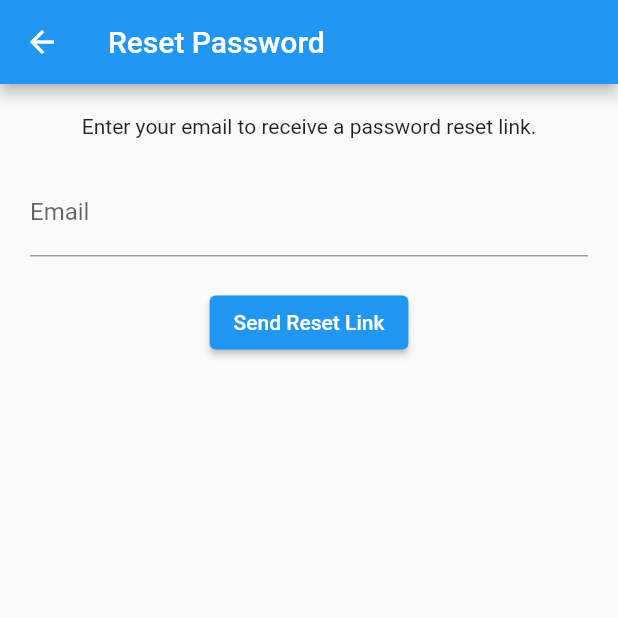
After one commit to wtwente20/SavePoint, a Flutter app: the screen it shows after launch, after a tap on "Forgot password?", on a phone screen of 412 x 824 dp, the top half of it. The commit adds this screen. Run offline on Flutter 3.47's test engine with Material 2 defaults, Android fonts, the phone set to English and light mode, and no system bars; our stand-ins replace firebase_auth, firebase_core, firebase_database, flutter_riverpod, google_sign_in; accounts and stored records are empty.

```diff
--- /dev/null
+++ b/lib/screens/forgot_password_screen.dart
@@ -0,0 +1,63 @@
+import 'package:firebase_auth/firebase_auth.dart';
+import 'package:flutter/material.dart';
+
+class ForgotPasswordScreen extends StatefulWidget {
+  @override
+  _ForgotPasswordScreenState createState() => _ForgotPasswordScreenState();
+}
+
+class _ForgotPasswordScreenState extends State<ForgotPasswordScreen> {
+  final FirebaseAuth _auth = FirebaseAuth.instance;
+  final _formKey = GlobalKey<FormState>();
+  String _email = '';
+
+  Future<void> _resetPassword() async {
+    try {
+      await _auth.sendPasswordResetEmail(email: _email);
+      ScaffoldMessenger.of(context)
+          .showSnackBar(SnackBar(content: Text("Reset password link has been sent to your email.")));
+      Navigator.of(context).pop();
+    } catch (error) {
+      print(error);
+      ScaffoldMessenger.of(context)
+          .showSnackBar(SnackBar(content: Text("Error sending reset password link.")));
+    }
+  }
+
+  @override
+  Widget build(BuildContext context) {
+    return Scaffold(
+      appBar: AppBar(title: Text('Reset Password')),
+      body: Padding(
+        padding: const EdgeInsets.all(20.0),
+        child: Form(
+          key: _formKey,
+          child: Column(
+            children: [
+              Text("Enter your email to receive a password reset link."),
+              SizedBox(height: 20),
+              TextFormField(
+                decoration: InputDecoration(labelText: 'Email'),
+                onSaved: (value) => _email = value!,
+                validator: (value) {
+                  if (value!.isEmpty) return "Please enter your email.";
+                  return null;
+                },
+              ),
+              SizedBox(height: 20),
+              ElevatedButton(
+                child: Text('Send Reset Link'),
+                onPressed: () {
+                  if (_formKey.currentState!.validate()) {
+                    _formKey.currentState!.save();
+                    _resetPassword();
+                  }
+                },
+              ),
+            ],
+          ),
+        ),
+      ),
+    );
+  }
+}
--- a/lib/screens/sign_in_screen.dart
+++ b/lib/screens/sign_in_screen.dart
@@ -1,7 +1,9 @@
-import 'package:firebase_auth/firebase_auth.dart'; // Ensure you have imported this package.
+import 'package:firebase_auth/firebase_auth.dart';
 import 'package:flutter/material.dart';
 import 'package:google_sign_in/google_sign_in.dart';
-import 'package:savepoint_app/screens/sign_up_screen.dart'; // Ensure you have imported this package.
+import 'package:savepoint_app/screens/sign_up_screen.dart';
+
+import 'forgot_password_screen.dart';
 
 class SignInScreen extends StatefulWidget {
   @override
@@ -16,39 +18,39 @@ class _SignInScreenState extends State<SignInScreen> {
   String _email = '';
   String _password = '';
 
-  Future<User?> _signInWithGoogle() async {
-    try {
-      final GoogleSignInAccount? googleSignInAccount = await googleSignIn.signIn();
+  // Future<User?> _signInWithGoogle() async {
+  //   try {
+  //     final GoogleSignInAccount? googleSignInAccount =
+  //         await googleSignIn.signIn();
 
-      if (googleSignInAccount != null) {
-        final GoogleSignInAuthentication googleSignInAuthentication = await googleSignInAccount.authentication;
+  //     if (googleSignInAccount != null) {
+  //       final GoogleSignInAuthentication googleSignInAuthentication =
+  //           await googleSignInAccount.authentication;
 
-        final AuthCredential credential = GoogleAuthProvider.credential(
-          accessToken: googleSignInAuthentication.accessToken,
-          idToken: googleSignInAuthentication.idToken,
-        );
+  //       final AuthCredential credential = GoogleAuthProvider.credential(
+  //         accessToken: googleSignInAuthentication.accessToken,
+  //         idToken: googleSignInAuthentication.idToken,
+  //       );
 
-        final userCredential = await _auth.signInWithCredential(credential);
-
-        return userCredential.user;
-      }
-    } catch (error) {
-      print(error);
-      return null;
-    }
-  }
+  //       final userCredential = await _auth.signInWithCredential(credential);
+  //       return userCredential.user;
+  //     }
+  //   } catch (error) {
+  //     print(error);
+  //     return null;
+  //   }
+  // } disabled for now
 
   Future<void> _signInWithEmailAndPassword() async {
     if (_formKey.currentState!.validate()) {
       _formKey.currentState!.save();
       try {
-      await _auth.signInWithEmailAndPassword(email: _email, password: _password);
+        await _auth.signInWithEmailAndPassword(
+            email: _email, password: _password);
         Navigator.of(context).pushReplacementNamed('/home');
-    } on FirebaseAuthException catch (e) { // Catch FirebaseAuthException
+      } on FirebaseAuthException catch (e) {
         print('Error code: ${e.code}');
         String errorMessage;
-
-      // Use switch-case to match against the error codes and provide a more friendly message.
         switch (e.code) {
           case 'user-not-found':
             errorMessage = 'No user found with this email.';
@@ -61,14 +63,15 @@ class _SignInScreenState extends State<SignInScreen> {
             break;
         }
 
-      ScaffoldMessenger.of(context).showSnackBar(SnackBar(content: Text(errorMessage)));
+        ScaffoldMessenger.of(context)
+            .showSnackBar(SnackBar(content: Text(errorMessage)));
       } catch (error) {
         print(error);
-      ScaffoldMessenger.of(context).showSnackBar(SnackBar(content: Text("Error logging in. Please try again.")));
+        ScaffoldMessenger.of(context).showSnackBar(
+            SnackBar(content: Text("Error logging in. Please try again.")));
       }
     }
   }
-
 
   @override
   Widget build(BuildContext context) {
@@ -78,19 +81,14 @@ class _SignInScreenState extends State<SignInScreen> {
         padding: const EdgeInsets.all(20.0),
         child: Form(
           key: _formKey,
+          child: SingleChildScrollView(
             child: Column(
               children: [
-              // Placeholder for your logo
                 Container(
                   height: 200,
                   width: 200,
-                color: Colors.grey[300],
-                child: Center(child: Text('Logo Placeholder')),
-              ),
-              SizedBox(height: 20),
-              ElevatedButton(
-                child: Text('Sign in with Google'),
-                onPressed: _signInWithGoogle,
+                  child: Image.asset(
+                      'assets/SavepointLogo1.png'),
                 ),
                 SizedBox(height: 20),
                 TextFormField(
@@ -112,6 +110,15 @@ class _SignInScreenState extends State<SignInScreen> {
                   },
                 ),
                 SizedBox(height: 20),
+                TextButton(
+                  child: Text('Forgot password?'),
+                  onPressed: () {
+                    // Navigate to ForgotPasswordScreen
+                    Navigator.of(context).push(MaterialPageRoute(
+                        builder: (ctx) => ForgotPasswordScreen()));
+                  },
+                ),
+                SizedBox(height: 20),
                 ElevatedButton(
                   child: Text('Login'),
                   onPressed: _signInWithEmailAndPassword,
@@ -120,13 +127,15 @@ class _SignInScreenState extends State<SignInScreen> {
                 TextButton(
                   child: Text('Don\'t have an account? Register here!'),
                   onPressed: () {
-                  Navigator.of(context).push(MaterialPageRoute(builder: (ctx) => SignUpScreen()));
+                    Navigator.of(context).push(
+                        MaterialPageRoute(builder: (ctx) => SignUpScreen()));
                   },
                 ),
               ],
             ),
           ),
         ),
+      ),
     );
   }
 }
--- a/pubspec.yaml
+++ b/pubspec.yaml
@@ -84,8 +84,8 @@ flutter:
   uses-material-design: true
 
   # To add assets to your application, add an assets section, like this:
-  # assets:
-  #   - images/a_dot_burr.jpeg
+  assets:
+    - assets/
   #   - images/a_dot_ham.jpeg
 
   # An image asset can refer to one or more resolution-specific "variants", see
```
Also changed, not shown: assets/SavepointLogo1.png (added), 6 other files. Lines whose indentation alone changed are shown as unchanged.
